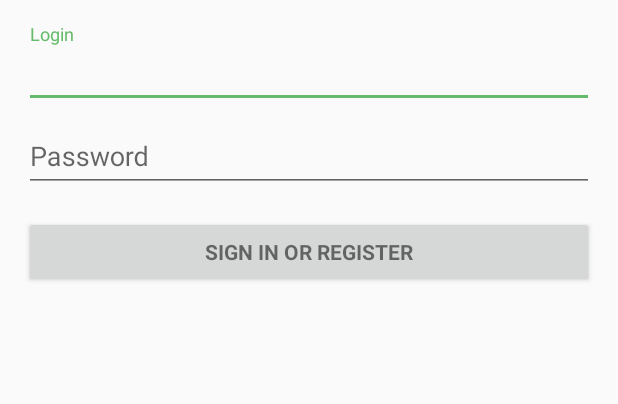
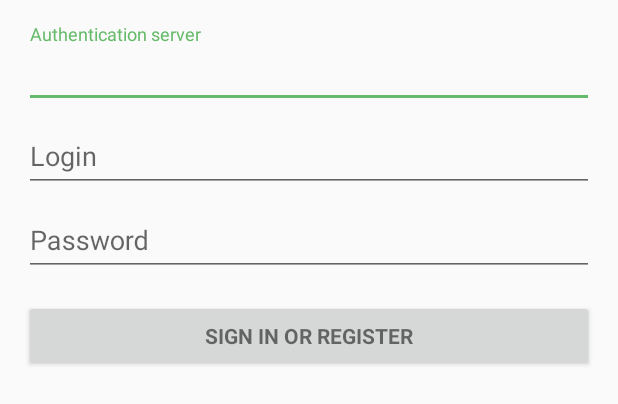
Before and after one commit to fishb1/MqttMessenger, an Android app: the layout activity_login.xml on its own in the app's theme, with its tools: preview values and no code run, on a phone screen of 412 x 824 dp. Shown: the top 404 px of the screen. Run offline under Robolectric (Android 15) with nearby library versions, the phone set to English and light mode, and no system bars.

Commit message:
Адрес сервера на форме логина

```diff
--- a/app/src/main/res/layout/activity_login.xml
+++ b/app/src/main/res/layout/activity_login.xml
@@ -31,7 +31,21 @@
                 android:layout_width="match_parent"
                 android:layout_height="wrap_content">
 
-                <AutoCompleteTextView
+                <EditText
+                    android:id="@+id/address"
+                    android:layout_width="match_parent"
+                    android:layout_height="wrap_content"
+                    android:hint="@string/prompt_address"
+                    android:inputType="textEmailAddress"
+                    android:maxLines="1"
+                    android:singleLine="true" />
+            </android.support.design.widget.TextInputLayout>
+
+            <android.support.design.widget.TextInputLayout
+                android:layout_width="match_parent"
+                android:layout_height="wrap_content">
+
+                <EditText
                     android:id="@+id/login"
                     android:layout_width="match_parent"
                     android:layout_height="wrap_content"
--- a/app/src/main/res/values/strings.xml
+++ b/app/src/main/res/values/strings.xml
@@ -5,6 +5,7 @@
     <string name="title_activity_message">Input message</string>
 
     <!-- Strings related to login -->
+    <string name="prompt_address">Authentication server</string>
     <string name="prompt_login">Login</string>
     <string name="prompt_password">Password</string>
     <string name="action_sign_in">Sign in or register</string>
```
Also changed, not shown: app/src/main/java/fb/ru/mqtttest/App.java (+0 -10 lines), app/src/main/java/fb/ru/mqtttest/MessagingService.java (+4 -4 lines), app/src/main/java/fb/ru/mqtttest/common/Settings.java (+34 -18 lines), app/src/main/java/fb/ru/mqtttest/ui/LoginActivity.java (+36 -9 lines), app/src/main/res/xml/settings.xml (+7 -2 lines).
